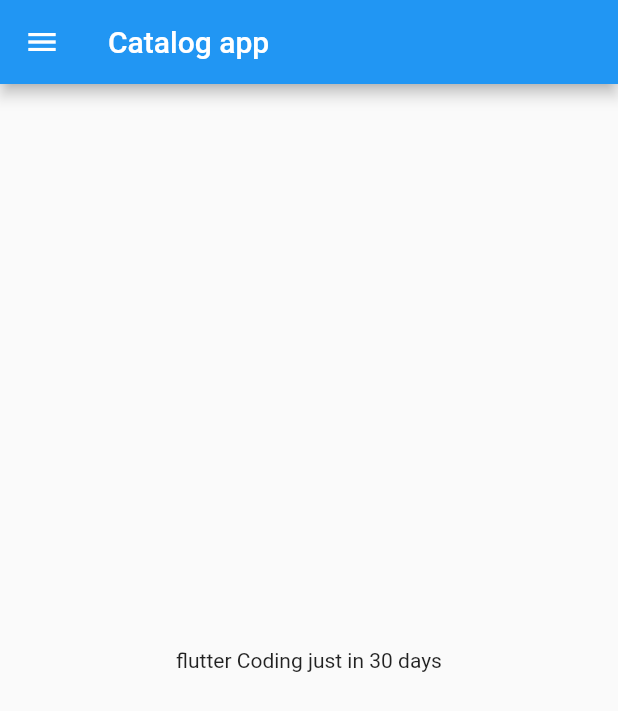
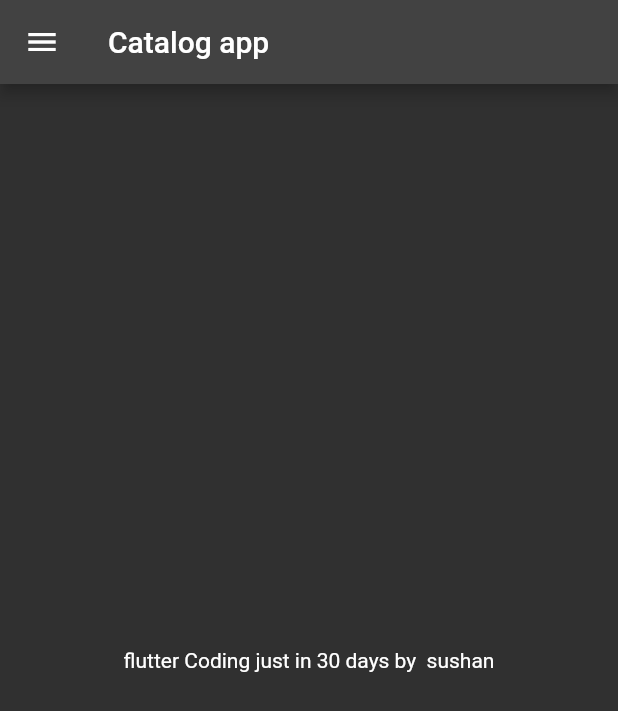
Before and after one commit to Sushanmah/Flutter-learn, a Flutter app: the screen it shows after launch, on a phone screen of 412 x 824 dp. Shown: the top 711 px of the screen. Run offline on Flutter 3.47's test engine with Material 2 defaults, Android fonts, the phone set to English and light mode, and no system bars.

Commit message:
Day3_route theme and text

```diff
--- a/lib/main.dart
+++ b/lib/main.dart
@@ -1,5 +1,6 @@
 import 'package:flutter/material.dart';
-import 'home_page.dart';
+import 'package:flutter_application_1/screens/login_page.dart';
+import 'screens/home_page.dart';
 
 void main() {
   runApp(MyApp());
@@ -8,6 +9,12 @@ void main() {
 class MyApp extends StatelessWidget {
   @override
   Widget build(BuildContext context) {
-    return MaterialApp(home: HomePage());
+    return MaterialApp(
+      theme: ThemeData.dark(),
+      routes: {
+        "/": (context) => HomePage(),
+        "/home": (context) => LoginPage(),
+      },
+    );
   }
 }
--- a/lib/home_page.dart
+++ b/lib/screens/home_page.dart
@@ -6,13 +6,14 @@ class HomePage extends StatelessWidget {
   @override
   Widget build(BuildContext context) {
     int days = 30;
+    var name = 'sushan';
     return Scaffold(
       appBar: AppBar(
-        title: Text("Catalog app"),
+        title: const Text("Catalog app"),
       ),
       body: Center(
         child: Container(
-          child: Text("flutter Coding just in $days days"),
+          child: Text("flutter Coding just in $days days by  $name"),
         ),
       ),
       drawer: Drawer(),
```
Also changed, not shown: lib/screens/login_page.dart (added, +12 -0 lines).
